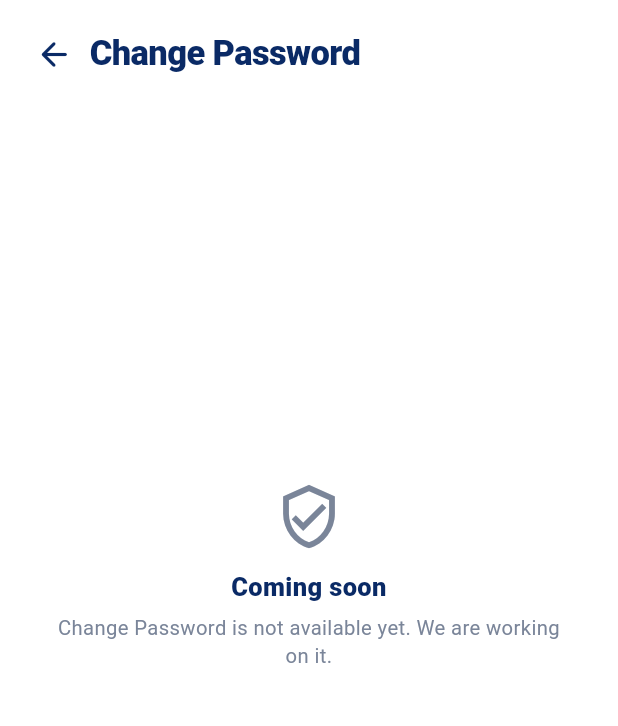
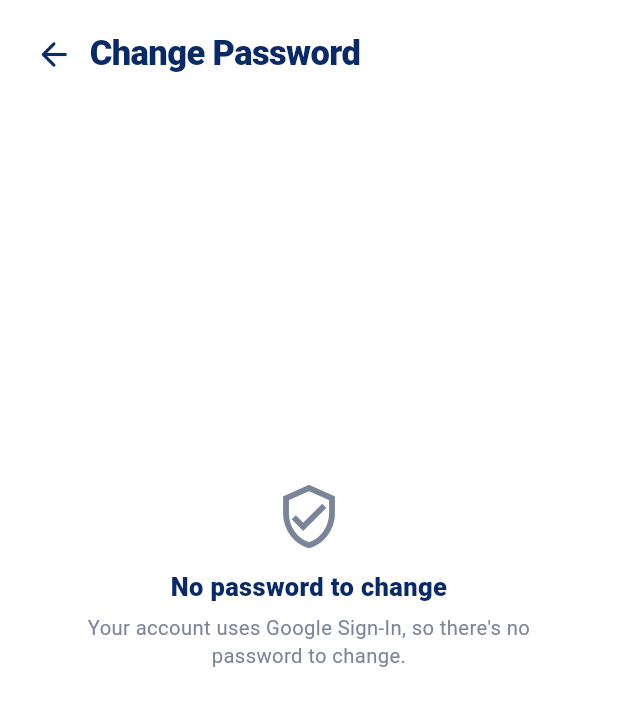
Before and after one commit to madhawadiyanath/roadmate-assistant, a Flutter app: the ProfileScreen screen opened directly with empty values, after a tap on "Change Password", on a phone screen of 412 x 824 dp, the part 72-798 px from its top. Run offline on Flutter 3.47's test engine with Material 3 defaults, Android fonts, the light colour scheme and no system bars; our stand-ins replace cloud_firestore, firebase_auth, firebase_core, flutter_dotenv; accounts and stored records are empty; generated files the repository leaves out were written again.

Commit message:
feat: Implement Change Password functionality and associated tests

```diff
--- /dev/null
+++ b/roadmate/lib/screens/change_password_screen.dart
@@ -0,0 +1,174 @@
+import 'package:firebase_auth/firebase_auth.dart';
+import 'package:flutter/material.dart';
+
+import '../config/firebase_state.dart';
+import '../services/auth_service.dart';
+import '../widgets/auth_widgets.dart';
+import '../widgets/roadmate_top_bar.dart';
+import '../widgets/state_message.dart';
+
+/// Profile → Change Password for a signed-in user: confirm the current
+/// password, then pick a new one. Accounts that only use Google Sign-In
+/// have no password, so they get an explanation instead of the form.
+class ChangePasswordScreen extends StatefulWidget {
+  final AuthService? authService;
+  const ChangePasswordScreen({super.key, this.authService});
+
+  @override
+  State<ChangePasswordScreen> createState() => _ChangePasswordScreenState();
+}
+
+class _ChangePasswordScreenState extends State<ChangePasswordScreen> {
+  final _current = TextEditingController();
+  final _new = TextEditingController();
+  final _confirm = TextEditingController();
+
+  String? _currentError, _newError, _confirmError;
+  bool _saving = false;
+
+  /// An injected service (tests, previews) always counts as connected.
+  bool get _connected => widget.authService != null || firebaseReady;
+  AuthService get _auth => widget.authService ?? AuthService();
+
+  @override
+  void dispose() {
+    _current.dispose();
+    _new.dispose();
+    _confirm.dispose();
+    super.dispose();
+  }
+
+  void _snack(String msg) {
+    ScaffoldMessenger.of(context).showSnackBar(SnackBar(content: Text(msg)));
+  }
+
+  bool _validate() {
+    final cur = _current.text;
+    final next = _new.text;
+    setState(() {
+      _currentError = cur.isEmpty ? 'Enter your current password' : null;
+      _newError = next.length < 6
+          ? 'Password should be at least 6 characters.'
+          : (next == cur
+              ? 'New password must be different from current password'
+              : null);
+      _confirmError = _confirm.text != next ? 'Passwords do not match' : null;
+    });
+    return _currentError == null && _newError == null && _confirmError == null;
+  }
+
+  Future<void> _submit() async {
+    if (!_validate()) return;
+    setState(() => _saving = true);
+    try {
+      await _auth.changePassword(
+        currentPassword: _current.text,
+        newPassword: _new.text,
+      );
+      if (!mounted) return;
+      _snack('Password updated successfully');
+      Navigator.of(context).pop();
+    } catch (e) {
+      if (!mounted) return;
+      if (AuthService.isWrongPassword(e)) {
+        setState(() => _currentError = 'Current password is incorrect');
+      } else if (e is FirebaseAuthException && e.code == 'weak-password') {
+        setState(() => _newError = 'Password should be at least 6 characters.');
+      } else {
+        _snack(AuthService.friendlyMessage(e));
+      }
+    } finally {
+      if (mounted) setState(() => _saving = false);
+    }
+  }
+
+  @override
+  Widget build(BuildContext context) {
+    return Scaffold(
+      backgroundColor: Colors.white,
+      body: SafeArea(
+        child: Column(
+          children: [
+            const RoadMateTopBar(),
+            RoadMatePageTitle(
+              title: 'Change Password',
+              onBack: () => Navigator.pop(context),
+            ),
+            Expanded(child: _body()),
+          ],
+        ),
+      ),
+    );
+  }
+
+  Widget _body() {
+    if (!_connected) {
+      return const StateMessage(
+        icon: Icons.cloud_off_rounded,
+        title: 'Firebase not connected',
+        message: 'Add your google-services files to change your password.',
+      );
+    }
+    if (!_auth.hasPassword) {
+      return const StateMessage(
+        icon: Icons.verified_user_outlined,
+        title: 'No password to change',
+        message: "Your account uses Google Sign-In, so there's no password "
+            'to change.',
+      );
+    }
+    return SingleChildScrollView(
+      padding: const EdgeInsets.fromLTRB(18, 8, 18, 24),
+      keyboardDismissBehavior: ScrollViewKeyboardDismissBehavior.onDrag,
+      child: Column(
+        crossAxisAlignment: CrossAxisAlignment.start,
+        children: [
+          const AuthLabel(text: 'Current password'),
+          AuthTextField(
+            hint: 'Your current password',
+            prefix: Icons.lock_outline_rounded,
+            obscure: true,
+            showToggle: true,
+            controller: _current,
+            errorText: _currentError,
+            onChanged: (_) {
+              if (_currentError != null) setState(() => _currentError = null);
+            },
+          ),
+          const SizedBox(height: 14),
+          const AuthLabel(text: 'New password'),
+          AuthTextField(
+            hint: 'At least 6 characters',
+            prefix: Icons.lock_outline_rounded,
+            obscure: true,
+            showToggle: true,
+            controller: _new,
+            errorText: _newError,
+            onChanged: (_) {
+              if (_newError != null) setState(() => _newError = null);
+            },
+          ),
+          const SizedBox(height: 14),
+          const AuthLabel(text: 'Confirm new password'),
+          AuthTextField(
+            hint: 'Re-enter the new password',
+            prefix: Icons.lock_outline_rounded,
+            obscure: true,
+            showToggle: true,
+            controller: _confirm,
+            errorText: _confirmError,
+            onChanged: (_) {
+              if (_confirmError != null) setState(() => _confirmError = null);
+            },
+          ),
+          const SizedBox(height: 22),
+          PrimaryAuthButton(
+            text: 'Update Password',
+            isLoading: _saving,
+            onPressed: _submit,
+          ),
+        ],
+      ),
+    );
+  }
+}
--- a/roadmate/lib/screens/profile_screen.dart
+++ b/roadmate/lib/screens/profile_screen.dart
@@ -8,6 +8,7 @@ import '../services/vehicle_service.dart';
 import '../theme/app_colors.dart';
 import '../widgets/roadmate_top_bar.dart';
 import '../widgets/striped_placeholder.dart';
+import 'change_password_screen.dart';
 import 'coming_soon_screen.dart';
 import 'emergency_contacts_screen.dart';
 import 'onboarding_screen.dart';
@@ -218,10 +219,8 @@ class _ProfileScreenState extends State<ProfileScreen> {
           _MenuRow(
             icon: Icons.verified_user_outlined,
             title: 'Change Password',
-            onTap: () => _push(const ComingSoonScreen(
-              title: 'Change Password',
-              icon: Icons.verified_user_outlined,
-            )),
+            onTap: () =>
+                _push(ChangePasswordScreen(authService: widget.authService)),
           ),
           const SizedBox(height: 28),
           TextButton.icon(
--- a/roadmate/lib/services/auth_service.dart
+++ b/roadmate/lib/services/auth_service.dart
@@ -111,6 +111,43 @@ class AuthService {
   /// "set a new password" page).
   Future<void> sendPasswordReset(String email) =>
       _auth.sendPasswordResetEmail(email: email.trim());
+
+  // -------------------------- Change password --------------------------
+
+  /// Whether the signed-in account has a password (false for accounts that
+  /// only ever signed in with Google — they have none to change).
+  bool get hasPassword =>
+      _auth.currentUser?.providerData.any((p) => p.providerId == 'password') ??
+      false;
+
+  /// Change the signed-in user's password: re-authenticate with
+  /// [currentPassword] first, then set [newPassword].
+  ///
+  /// Throws [FirebaseAuthException]: `wrong-password` / `invalid-credential`
+  /// when the current password is wrong (see [isWrongPassword]),
+  /// `weak-password` when Firebase rejects the new one.
+  Future<void> changePassword({
+    required String currentPassword,
+    required String newPassword,
+  }) async {
+    final user = _auth.currentUser;
+    final email = user?.email;
+    if (user == null || email == null || email.isEmpty) {
+      throw FirebaseAuthException(
+        code: 'no-current-user',
+        message: 'You are signed out. Please sign in again.',
+      );
+    }
+    await user.reauthenticateWithCredential(
+      EmailAuthProvider.credential(email: email, password: currentPassword),
+    );
+    await user.updatePassword(newPassword);
+  }
+
+  /// True for the error codes Firebase uses when a password is wrong.
+  static bool isWrongPassword(Object e) =>
+      e is FirebaseAuthException &&
+      (e.code == 'wrong-password' || e.code == 'invalid-credential');
 
   /// Email/password login. Profile (with role) is read from `users/{uid}`.
   Future<AppUser> signIn({
```
Also changed, not shown: 2 other files.
